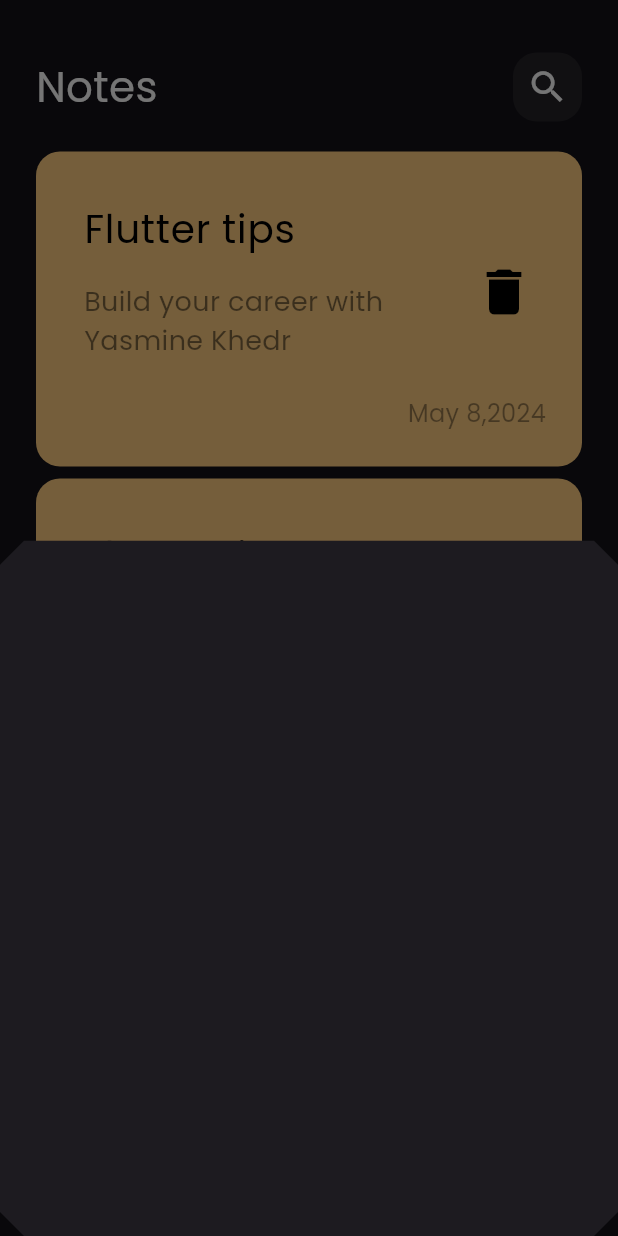
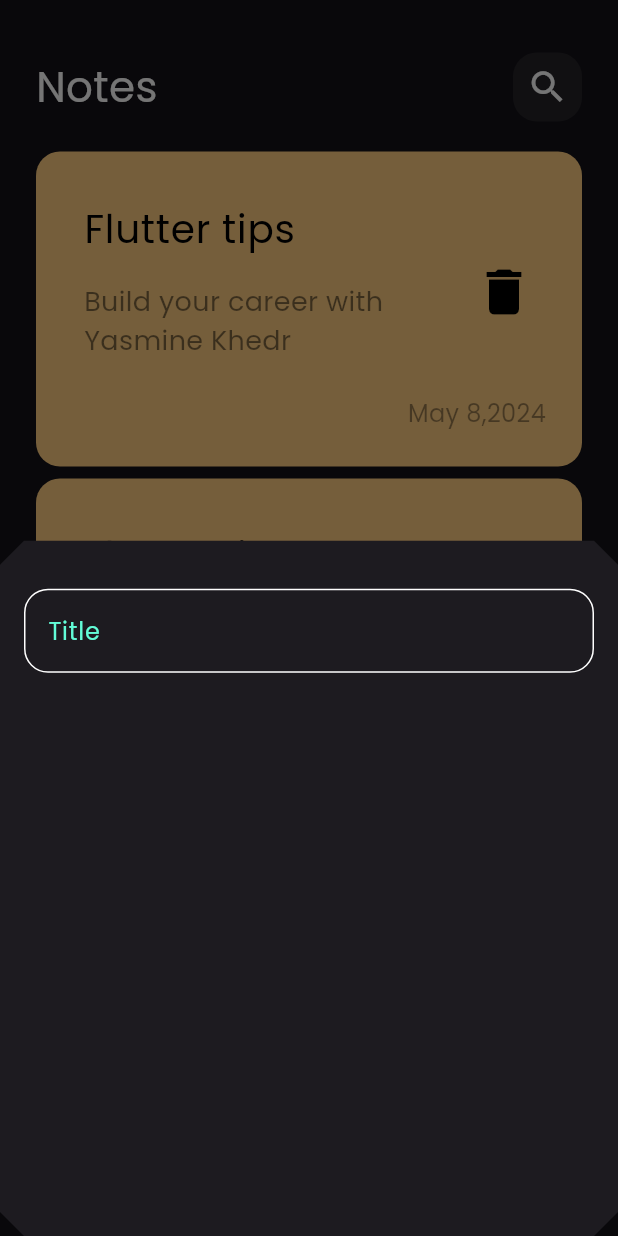
Before and after one commit to yasminekhedr2/note_app, a Flutter app: the screen it shows after launch, after a tap on the "add" icon, on a phone screen of 412 x 824 dp. Run offline on Flutter 3.47's test engine with Material 3 defaults, Android fonts, the phone set to English and light mode, and no system bars.

Commit message:
create custom textfield

```diff
--- /dev/null
+++ b/lib/constants.dart
@@ -0,0 +1,3 @@
+import 'dart:ui';
+
+const KPrimaryColor=Color(0xff62fcd7);
--- a/lib/views/widgets/add_note_bottom_sheet.dart
+++ b/lib/views/widgets/add_note_bottom_sheet.dart
@@ -1,10 +1,17 @@
 import 'package:flutter/material.dart';
+import 'package:notes_app/views/widgets/custom_text_field.dart';
 
 class addBottomSheet extends StatelessWidget {
   const addBottomSheet({super.key});
 
   @override
   Widget build(BuildContext context) {
-    return Container();
+    return Padding(
+      padding: const EdgeInsets.symmetric(horizontal: 16),
+      child: Column(children: [
+        SizedBox(height: 32),
+        CustomTextField()
+      ],),
+    );
 }
 }
--- /dev/null
+++ b/lib/views/widgets/custom_text_field.dart
@@ -0,0 +1,23 @@
+import 'package:flutter/material.dart';
+import 'package:notes_app/constants.dart';
+
+class CustomTextField extends StatelessWidget {
+  const CustomTextField({super.key});
+
+  @override
+  Widget build(BuildContext context) {
+    return TextField(
+      cursorColor:KPrimaryColor,
+      decoration: InputDecoration(border: buildBorder(),
+      enabledBorder: buildBorder(),
+      focusedBorder: buildBorder(KPrimaryColor),
+      hintText: "Title",
+      hintStyle: TextStyle(color: KPrimaryColor)
+      ),
+    );
+}
+
+  OutlineInputBorder buildBorder([color]) {
+    return OutlineInputBorder(borderRadius: BorderRadius.circular(16),
+    borderSide: BorderSide(color:color?? Colors.white));
+  }}
```
